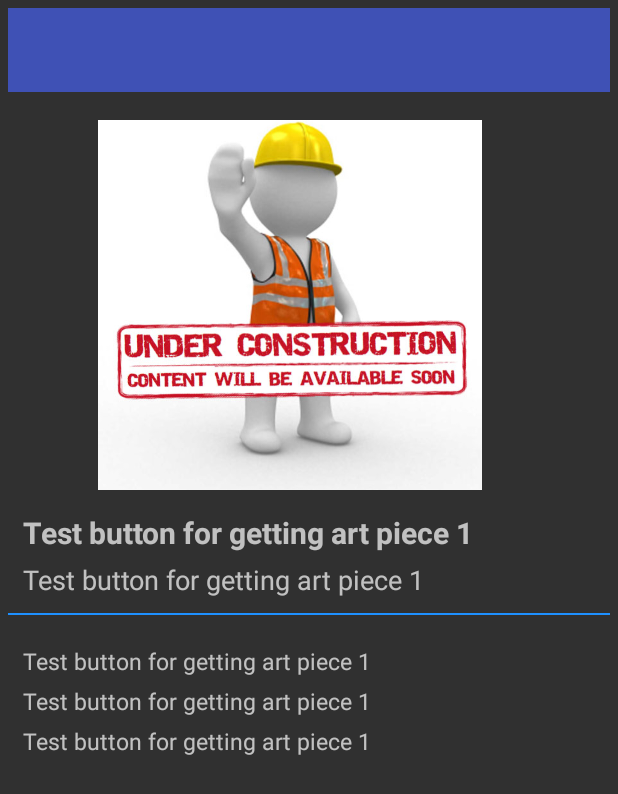
After one commit to JosephAntony1/HoneyGuide, an Android app: the layout activity_art_piece.xml on its own in the app's theme, with its tools: preview values and no code run, on a phone screen of 412 x 824 dp. The commit adds this screen. Shown: the top 794 px of the screen. Run offline under Robolectric (Android 15) with nearby library versions, the light colour scheme and no system bars.

Commit message:
Restore old files

```diff
--- /dev/null
+++ b/app/src/main/res/layout/activity_art_piece.xml
@@ -0,0 +1,112 @@
+<?xml version="1.0" encoding="utf-8"?>
+<ScrollView
+    xmlns:android="http://schemas.android.com/apk/res/android"
+    xmlns:app="http://schemas.android.com/apk/res-auto"
+    xmlns:tools="http://schemas.android.com/tools"
+    android:layout_width="match_parent"
+    android:layout_height="match_parent"
+    tools:context=".artPiece">
+
+    <RelativeLayout  android:layout_width="match_parent"
+        android:layout_height="wrap_content"
+        android:padding="5dp">
+
+        <android.support.v7.widget.Toolbar
+            android:id="@+id/toolbar"
+            android:layout_width="match_parent"
+            android:layout_height="wrap_content"
+            android:layout_alignParentStart="true"
+            android:layout_alignParentTop="true"
+            android:layout_marginStart="0dp"
+            android:layout_marginTop="0dp"
+            android:background="?attr/colorPrimary"
+            android:minHeight="?attr/actionBarSize"
+            app:titleTextColor="@android:color/white"></android.support.v7.widget.Toolbar>
+
+        <ImageView
+            android:id="@+id/imageView"
+            android:layout_width="256dp"
+            android:layout_height="256dp"
+            android:layout_marginTop="70dp"
+            android:layout_marginStart="60dp"
+            android:contentDescription="@string/app_name"
+            android:src="@drawable/wip" />
+
+        <TextView
+            android:id="@+id/Title"
+            android:layout_width="wrap_content"
+            android:layout_height="wrap_content"
+            android:layout_marginTop="10dp"
+            android:layout_marginStart="10dp"
+            android:textSize="20sp"
+            android:textStyle="bold"
+            android:text="@string/artPiece_1_button_str"
+            android:layout_below="@+id/imageView"/>
+
+        <TextView
+            android:id="@+id/Date_Artist"
+            android:layout_width="wrap_content"
+            android:layout_height="wrap_content"
+            android:layout_marginTop="5dp"
+            android:layout_marginStart="10dp"
+            android:textSize="18sp"
+            android:text="@string/artPiece_1_button_str"
+            android:layout_below="@+id/Title"/>
+
+        <View
+            android:id="@+id/separator"
+            android:layout_width="match_parent"
+            android:layout_height="1dp"
+            android:layout_marginTop="10dp"
+            android:background="#1e90ff"
+            android:layout_below="@+id/Date_Artist"/>
+
+        <TextView
+            android:id="@+id/Description1"
+            android:layout_width="wrap_content"
+            android:layout_height="wrap_content"
+            android:layout_marginTop="20dp"
+            android:layout_marginStart="10dp"
+            android:layout_marginEnd="10dp"
+            android:textSize="15sp"
+            android:text="@string/artPiece_1_button_str"
+            android:layout_below="@+id/separator"/>
+
+        <TextView
+            android:id="@+id/Description2"
+            android:layout_width="wrap_content"
+            android:layout_height="wrap_content"
+            android:layout_marginTop="5dp"
+            android:layout_marginStart="10dp"
+            android:layout_marginEnd="10dp"
+            android:textSize="15sp"
+            android:text="@string/artPiece_1_button_str"
+            android:layout_below="@+id/Description1"/>
+
+        <TextView
+            android:id="@+id/Description3"
+            android:layout_width="wrap_content"
+            android:layout_height="wrap_content"
+            android:layout_marginTop="5dp"
+            android:layout_marginBottom="30dp"
+            android:layout_marginStart="10dp"
+            android:layout_marginEnd="10dp"
+            android:textSize="15sp"
+            android:text="@string/artPiece_1_button_str"
+            android:layout_below="@+id/Description2"/>
+
+        <android.support.design.widget.BottomNavigationView
+            android:id="@+id/navigation"
+            android:layout_width="match_parent"
+            android:layout_height="wrap_content"
+            android:layout_alignParentStart="true"
+            android:layout_alignParentBottom="true"
+            android:layout_marginBottom="0dp"
+            android:layout_below="@+id/Description3"
+            android:background="@color/colorPrimary"
+            app:itemIconTint="@color/white"
+            app:itemTextColor="@color/white"
+            app:menu="@menu/navigation" />
+
+    </RelativeLayout>
+</ScrollView>
```
Also changed, not shown: app/src/main/java/com/project/cmsc436/honeyguide/PieceFragment.java (+31 -27 lines), app/src/main/java/com/project/cmsc436/honeyguide/artPiece.java (added, +74 -0 lines).
